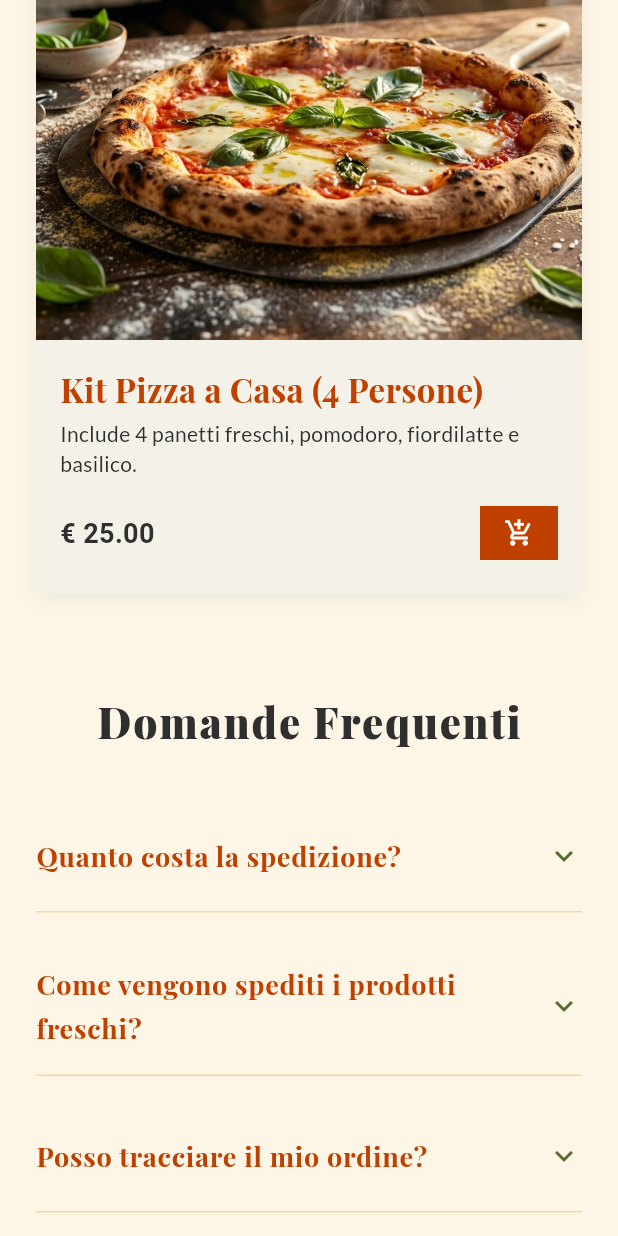
After one commit to im7ps/emanuel_pizzeria, a Flutter app: the ShippingPage screen opened by its route, scrolled down 2880 dp, after a tap on the "add shopping cart" icon, on a phone screen of 412 x 824 dp. The commit adds this screen. Run offline on Flutter 3.47's test engine with Material 3 defaults, Android fonts, the phone set to English and light mode, and no system bars; our stand-ins replace dio, flutter_map, flutter_riverpod, fpdart, go_router, google_fonts and 2 more; Roboto replaces fonts that are missing (Arvo); statements that could not run were skipped.

Commit message:
Aggiunta pagina spedizioni.

```diff
--- /dev/null
+++ b/frontend/lib/core/failure.dart
@@ -0,0 +1,8 @@
+class Failure {
+  final String? message;
+  const Failure({this.message});
+
+  factory Failure.serverError({String? message}) => Failure(message: message);
+  factory Failure.networkError({String? message}) => Failure(message: message);
+  factory Failure.unknownError({String? message}) => Failure(message: message);
+}
--- /dev/null
+++ b/frontend/lib/core/network/dio_provider.dart
@@ -0,0 +1,21 @@
+import 'package:dio/dio.dart';
+import 'package:flutter_riverpod/flutter_riverpod.dart';
+
+final dioProvider = Provider<Dio>((ref) {
+  final dio = Dio(
+    BaseOptions(
+      baseUrl: 'http://localhost:8000/api/v1',
+      connectTimeout: const Duration(seconds: 5),
+      receiveTimeout: const Duration(seconds: 3),
+    ),
+  );
+
+  dio.interceptors.add(LogInterceptor(
+    requestHeader: true,
+    requestBody: true,
+    responseBody: true,
+    error: true,
+  ));
+
+  return dio;
+});
--- a/frontend/lib/core/router.dart
+++ b/frontend/lib/core/router.dart
@@ -2,6 +2,7 @@ import 'package:go_router/go_router.dart';
 import '../features/menu/presentation/home_page.dart';
 import '../features/menu/presentation/menu_page.dart';
 import '../features/booking/presentation/booking_page.dart';
+import '../features/shipping/presentation/pages/shipping_page.dart';
 
 final router = GoRouter(
   initialLocation: '/',
@@ -18,5 +19,9 @@ final router = GoRouter(
       path: '/bookings',
       builder: (context, state) => const BookingPage(),
     ),
+    GoRoute(
+      path: '/spedizioni',
+      builder: (context, state) => const ShippingPage(),
+    ),
   ],
 );
--- a/frontend/lib/core/widgets/navbar.dart
+++ b/frontend/lib/core/widgets/navbar.dart
@@ -58,7 +58,7 @@ class Navbar extends StatelessWidget implements PreferredSizeWidget {
                       mainAxisSize: MainAxisSize.min,
                       children: [
                         _NavButton(label: "IL MENÙ", onTap: () => context.push('/menu')),
-                        _NavButton(label: "SPEDIZIONI", onTap: () {}),
+                        _NavButton(label: "SPEDIZIONI", onTap: () => context.push('/spedizioni')),
                         _NavButton(label: "LAVORA CON NOI", onTap: () {}),
                         _NavButton(label: "CONTATTI", onTap: () {}),
                       ],
--- a/frontend/lib/features/menu/presentation/widgets/hero_section.dart
+++ b/frontend/lib/features/menu/presentation/widgets/hero_section.dart
@@ -4,7 +4,6 @@ import 'package:responsive_framework/responsive_framework.dart';
 import 'package:go_router/go_router.dart';
 import '../../../../core/theme.dart';
 import '../../../../core/widgets/hover_button.dart';
-import '../../../../core/widgets/square_title.dart';
 
 class HeroSection extends StatelessWidget {
   const HeroSection({super.key});
--- /dev/null
+++ b/frontend/lib/features/shipping/data/repositories/shipping_repository_impl.dart
@@ -0,0 +1,100 @@
+import 'package:dio/dio.dart';
+import 'package:fpdart/fpdart.dart';
+import 'package:flutter_riverpod/flutter_riverpod.dart';
+import 'package:emanuel_pizzeria/core/failure.dart';
+import 'package:emanuel_pizzeria/core/network/dio_provider.dart';
+import 'package:emanuel_pizzeria/features/shipping/domain/models/shipping_product.dart';
+import 'package:emanuel_pizzeria/features/shipping/domain/repositories/shipping_repository.dart';
+
+class ShippingRepositoryImpl implements ShippingRepository {
+  final Dio _dio;
+
+  ShippingRepositoryImpl(this._dio);
+
+  @override
+  TaskEither<Failure, List<ShippingProduct>> getProducts() {
+    return TaskEither.tryCatch(
+      () async {
+        await Future.delayed(const Duration(seconds: 1));
+        return _mockProducts;
+      },
+      (error, stackTrace) {
+        if (error is DioException) {
+          return Failure.networkError(message: error.message);
+        }
+        return Failure.unknownError(message: error.toString());
+      },
+    );
+  }
+
+  @override
+  TaskEither<Failure, List<ShippingCategory>> getCategories() {
+    return TaskEither.tryCatch(
+      () async {
+        await Future.delayed(const Duration(milliseconds: 500));
+        return _mockCategories;
+      },
+      (error, stackTrace) {
+        if (error is DioException) {
+          return Failure.networkError(message: error.message);
+        }
+        return Failure.unknownError(message: error.toString());
+      },
+    );
+  }
+
+  final List<ShippingCategory> _mockCategories = [
+    const ShippingCategory(id: '1', name: 'Sughi e Conserve', description: 'Le basi per la tua pizza a casa'),
+    const ShippingCategory(id: '2', name: 'Farine e Impasti', description: 'La nostra miscela segreta'),
+    const ShippingCategory(id: '3', name: 'Oli e Condimenti', description: 'Il tocco finale'),
+  ];
+
+  final List<ShippingProduct> _mockProducts = [
+    const ShippingProduct(
+      id: '101',
+      name: 'Passata San Marzano DOP',
+      description: 'La vera passata di pomodoro San Marzano dell\'Agro Sarnese-Nocerino.',
+      price: 4.50,
+      imageUrl: 'assets/images/homepage/san_marzano_homepage.jpg',
+      badge: 'Best Seller',
+      isFresh: false,
+      stockQuantity: 50,
+      categoryId: '1',
+    ),
+    const ShippingProduct(
+      id: '102',
+      name: 'Farina Tipo 0 "Emanuel"',
+      description: 'Miscela di grani teneri selezionati per una lievitazione perfetta.',
+      price: 3.20,
+      imageUrl: 'assets/images/homepage/impasto_homepage.jpg',
+      isFresh: false,
+      stockQuantity: 100,
+      categoryId: '2',
+    ),
+    const ShippingProduct(
+      id: '103',
+      name: 'Olio EVO Sannita',
+      description: 'Estratto a freddo, dal gusto fruttato medio e finale mandorlato.',
+      price: 18.00,
+      imageUrl: 'assets/images/homepage/products.jpg',
+      badge: 'Novità',
+      isFresh: false,
+      stockQuantity: 20,
+      categoryId: '3',
+    ),
+    const ShippingProduct(
+      id: '104',
+      name: 'Kit Pizza a Casa (4 Persone)',
+      description: 'Include 4 panetti freschi, pomodoro, fiordilatte e basilico.',
+      price: 25.00,
+      imageUrl: 'assets/images/homepage/pizza_homepage.jpg',
+      isFresh: true,
+      stockQuantity: 15,
+      categoryId: '2',
+    ),
+  ];
+}
+
+final shippingRepositoryProvider = Provider<ShippingRepository>((ref) {
+  return ShippingRepositoryImpl(ref.watch(dioProvider));
+});
--- /dev/null
+++ b/frontend/lib/features/shipping/domain/models/shipping_product.dart
@@ -0,0 +1,57 @@
+class ShippingProduct {
+  final String id;
+  final String name;
+  final String description;
+  final double price;
+  final String imageUrl;
+  final String? badge;
+  final bool isFresh;
+  final int stockQuantity;
+  final String categoryId;
+
+  const ShippingProduct({
+    required this.id,
+    required this.name,
+    required this.description,
+    required this.price,
+    required this.imageUrl,
+    this.badge,
+    this.isFresh = false,
+    this.stockQuantity = 0,
+    required this.categoryId,
+  });
+
+  factory ShippingProduct.fromJson(Map<String, dynamic> json) {
+    return ShippingProduct(
+      id: json['id'] as String,
+      name: json['name'] as String,
+      description: json['description'] as String,
+      price: (json['price'] as num).toDouble(),
+      imageUrl: json['imageUrl'] as String,
+      badge: json['badge'] as String?,
+      isFresh: json['isFresh'] as bool? ?? false,
+      stockQuantity: json['stockQuantity'] as int? ?? 0,
+      categoryId: json['categoryId'] as String,
+    );
+  }
+}
+
+class ShippingCategory {
+  final String id;
+  final String name;
+  final String? description;
+
+  const ShippingCategory({
+    required this.id,
+    required this.name,
+    this.description,
+  });
+
+  factory ShippingCategory.fromJson(Map<String, dynamic> json) {
+    return ShippingCategory(
+      id: json['id'] as String,
+      name: json['name'] as String,
+      description: json['description'] as String?,
+    );
+  }
+}
--- /dev/null
+++ b/frontend/lib/features/shipping/domain/repositories/shipping_repository.dart
@@ -0,0 +1,8 @@
+import 'package:fpdart/fpdart.dart';
+import 'package:emanuel_pizzeria/core/failure.dart';
+import 'package:emanuel_pizzeria/features/shipping/domain/models/shipping_product.dart';
+
+abstract class ShippingRepository {
+  TaskEither<Failure, List<ShippingProduct>> getProducts();
+  TaskEither<Failure, List<ShippingCategory>> getCategories();
+}
--- /dev/null
+++ b/frontend/lib/features/shipping/presentation/pages/shipping_page.dart
@@ -0,0 +1,176 @@
+import 'package:flutter/material.dart';
+import 'package:flutter_riverpod/flutter_riverpod.dart';
+import 'package:emanuel_pizzeria/core/theme.dart';
+import 'package:emanuel_pizzeria/core/widgets/navbar.dart';
+import 'package:emanuel_pizzeria/core/widgets/footer.dart';
+import 'package:emanuel_pizzeria/features/shipping/presentation/providers/shipping_notifier.dart';
+import 'package:emanuel_pizzeria/features/shipping/presentation/widgets/product_card.dart';
+import 'package:emanuel_pizzeria/features/shipping/presentation/widgets/trust_section.dart';
+import 'package:emanuel_pizzeria/features/shipping/presentation/widgets/faq_section.dart';
+import 'package:responsive_framework/responsive_framework.dart';
+
+class ShippingPage extends ConsumerWidget {
+  const ShippingPage({super.key});
+
+  @override
+  Widget build(BuildContext context, WidgetRef ref) {
+    final productsAsync = ref.watch(shippingNotifierProvider);
+    final theme = Theme.of(context);
+
+    return Scaffold(
+      body: CustomScrollView(
+        slivers: [
+          // Navbar
+          const SliverToBoxAdapter(child: Navbar()),
+
+          // Hero Narrative
+          SliverToBoxAdapter(
+            child: _HeroSection(theme: theme),
+          ),
+
+          // Trust Section
+          const SliverToBoxAdapter(
+            child: TrustSection(),
+          ),
+
+          // Products Header
+          SliverToBoxAdapter(
+            child: Padding(
+              padding: const EdgeInsets.symmetric(vertical: 48, horizontal: 24),
+              child: Column(
+                children: [
+                  Text(
+                    'I Nostri Prodotti',
+                    style: AppTheme.menuCategoryTitle,
+                    textAlign: TextAlign.center,
+                  ),
+                  const SizedBox(height: 8),
+                  Container(
+                    width: 60,
+                    height: 3,
+                    color: AppTheme.gold,
+                  ),
+                ],
+              ),
+            ),
+          ),
+
+          // Product Grid
+          productsAsync.when(
+            data: (products) => SliverPadding(
+              padding: const EdgeInsets.symmetric(horizontal: 24),
+              sliver: SliverGrid(
+                gridDelegate: SliverGridDelegateWithFixedCrossAxisCount(
+                  crossAxisCount: ResponsiveValue<int>(
+                    context,
+                    conditionalValues: [
+                      const Condition.equals(name: MOBILE, value: 1),
+                      const Condition.equals(name: TABLET, value: 2),
+                      const Condition.largerThan(name: TABLET, value: 4),
+                    ],
+                  ).value ?? 1,
+                  mainAxisSpacing: 32,
+                  crossAxisSpacing: 32,
+                  childAspectRatio: 0.75,
+                ),
+                delegate: SliverChildBuilderDelegate(
+                  (context, index) => ProductCard(product: products[index]),
+                  childCount: products.length,
+                ),
+              ),
+            ),
+            loading: () => const SliverFillRemaining(
+              child: Center(child: CircularProgressIndicator()),
+            ),
+            error: (err, stack) => SliverFillRemaining(
+              child: Center(
+                child: Column(
+                  mainAxisAlignment: MainAxisAlignment.center,
+                  children: [
+
+                    Text('Errore nel caricamento: $err'),
+                    const SizedBox(height: 16),
+                    ElevatedButton(
+                      onPressed: () => ref.read(shippingNotifierProvider.notifier).refresh(),
+                      child: const Text('Riprova'),
+                    ),
+                  ],
+                ),
+              ),
+            ),
+          ),
+
+          // FAQ Section
+          const SliverToBoxAdapter(
+            child: FAQSection(),
+          ),
+
+          // Footer
+          const SliverToBoxAdapter(child: Footer()),
+        ],
+      ),
+    );
+  }
+}
+
+class _HeroSection extends StatelessWidget {
+  final ThemeData theme;
+
+  const _HeroSection({required this.theme});
+
+  @override
+  Widget build(BuildContext context) {
+    return Container(
+      height: 450,
+      width: double.infinity,
+      decoration: const BoxDecoration(
+        image: DecorationImage(
+          image: AssetImage('assets/images/shippings/shippings_header.png'),
+          fit: BoxFit.cover,
+        ),
+      ),
+      child: Container(
+        decoration: BoxDecoration(
+          gradient: LinearGradient(
+            begin: Alignment.topCenter,
+            end: Alignment.bottomCenter,
+            colors: [
+              Colors.black.withValues(alpha: 0.2),
+              Colors.black.withValues(alpha: 0.7),
+            ],
+          ),
+        ),
+        child: Column(
+          mainAxisAlignment: MainAxisAlignment.center,
+          children: [
+            Text(
+              'La Nostra Dispensa a Casa Tua',
+              style: theme.textTheme.displayLarge?.copyWith(
+                color: Colors.white,
+                shadows: [
+                  const Shadow(
+                    offset: Offset(0, 2),
+                    blurRadius: 10,
+                    color: Colors.black45,
+                  ),
+                ],
+              ),
+              textAlign: TextAlign.center,
+            ),
+            const SizedBox(height: 16),
+            Padding(
+              padding: const EdgeInsets.symmetric(horizontal: 32),
+              child: Text(
+                'Selezioniamo le migliori materie prime campane per portarti il sapore autentico di Emanuel ovunque tu sia.',
+                style: theme.textTheme.bodyLarge?.copyWith(
+                  color: Colors.white.withValues(alpha: 0.9),
+                ),
+                textAlign: TextAlign.center,
+              ),
+            ),
+          ],
+        ),
+      ),
+    );
+  }
+}
--- /dev/null
+++ b/frontend/lib/features/shipping/presentation/providers/shipping_notifier.dart
@@ -0,0 +1,38 @@
+import 'package:flutter_riverpod/flutter_riverpod.dart';
+import 'package:emanuel_pizzeria/features/shipping/data/repositories/shipping_repository_impl.dart';
+import 'package:emanuel_pizzeria/features/shipping/domain/models/shipping_product.dart';
+
+class ShippingNotifier extends StateNotifier<AsyncValue<List<ShippingProduct>>> {
+  final Ref _ref;
+
+  ShippingNotifier(this._ref) : super(const AsyncValue.loading()) {
+    fetchProducts();
+  }
+
+  Future<void> fetchProducts() async {
+    state = const AsyncValue.loading();
+    final repository = _ref.read(shippingRepositoryProvider);
+    final result = await repository.getProducts().run();
+
+    state = result.fold(
+      (failure) => AsyncValue.error(failure.message ?? 'Unknown error', StackTrace.current),
+      (products) => AsyncValue.data(products),
+    );
+  }
+
+  Future<void> refresh() => fetchProducts();
+}
+
+final shippingNotifierProvider = StateNotifierProvider<ShippingNotifier, AsyncValue<List<ShippingProduct>>>((ref) {
+  return ShippingNotifier(ref);
+});
+
+final shippingCategoriesProvider = FutureProvider<List<ShippingCategory>>((ref) async {
+  final repository = ref.read(shippingRepositoryProvider);
+  final result = await repository.getCategories().run();
+
+  return result.fold(
+    (failure) => throw failure.message ?? 'Unknown error',
+    (categories) => categories,
+  );
+});
--- /dev/null
+++ b/frontend/lib/features/shipping/presentation/widgets/faq_section.dart
@@ -0,0 +1,78 @@
+import 'package:flutter/material.dart';
+import 'package:emanuel_pizzeria/core/theme.dart';
+
+class FAQSection extends StatelessWidget {
+  const FAQSection({super.key});
+
+  @override
+  Widget build(BuildContext context) {
+    return Container(
+      padding: const EdgeInsets.symmetric(vertical: 64, horizontal: 24),
+      child: Column(
+        children: [
+          Text(
+            'Domande Frequenti',
+            style: AppTheme.menuCategoryTitle,
+          ),
+          const SizedBox(height: 32),
+          ConstrainedBox(
+            constraints: const BoxConstraints(maxWidth: 800),
+            child: Column(
+              children: const [
+                _FAQTile(
+                  question: 'Quanto costa la spedizione?',
+                  answer: 'La spedizione è gratuita per ordini superiori a 50€. Per ordini inferiori, il costo è di 6.90€ in tutta Italia.',
+                ),
+                _FAQTile(
+                  question: 'Come vengono spediti i prodotti freschi?',
+                  answer: 'Utilizziamo contenitori isotermici e ghiaccio sintetico per garantire che la catena del freddo non venga mai interrotta fino a casa tua.',
+                ),
+                _FAQTile(
+                  question: 'Posso tracciare il mio ordine?',
+                  answer: 'Certamente. Riceverai un\'email con il codice di tracciamento non appena il corriere prenderà in carico il pacco.',
+                ),
+                _FAQTile(
+                  question: 'Quali sono i tempi di consegna?',
+                  answer: 'Gli ordini vengono elaborati in 24h e consegnati mediamente in 24/48h lavorative (isole escluse).',
+                ),
+              ],
+            ),
+          ),
+        ],
+      ),
+    );
+  }
+}
+
+class _FAQTile extends StatelessWidget {
+  final String question;
+  final String answer;
+
+  const _FAQTile({required this.question, required this.answer});
+
+  @override
+  Widget build(BuildContext context) {
+    return Container(
+      margin: const EdgeInsets.only(bottom: 16),
+      decoration: BoxDecoration(
+        border: Border(bottom: BorderSide(color: AppTheme.gold.withValues(alpha: 0.3))),
+      ),
+      child: ExpansionTile(
+        title: Text(
+          question,
+          style: AppTheme.menuTitle.copyWith(fontSize: 18),
+        ),
+        iconColor: AppTheme.gold,
+        collapsedIconColor: AppTheme.secondary,
+        tilePadding: const EdgeInsets.symmetric(vertical: 8),
+        childrenPadding: const EdgeInsets.only(bottom: 16),
+        children: [
+          Text(
+            answer,
+            style: AppTheme.menuIngredients.copyWith(fontSize: 16),
+          ),
+        ],
+      ),
+    );
+  }
+}
--- /dev/null
+++ b/frontend/lib/features/shipping/presentation/widgets/product_card.dart
@@ -0,0 +1,139 @@
+import 'package:flutter/material.dart';
+import 'package:emanuel_pizzeria/core/theme.dart';
+import 'package:emanuel_pizzeria/features/shipping/domain/models/shipping_product.dart';
+
+class ProductCard extends StatelessWidget {
+  final ShippingProduct product;
+
+  const ProductCard({super.key, required this.product});
+
+  @override
+  Widget build(BuildContext context) {
+    return Container(
+      decoration: BoxDecoration(
+        color: AppTheme.cardBg,
+        boxShadow: [
+          BoxShadow(
+            color: Colors.black.withValues(alpha: 0.05),
+            blurRadius: 10,
+            offset: const Offset(0, 4),
+          ),
+        ],
+      ),
+      child: Stack(
+        children: [
+          Column(
+            crossAxisAlignment: CrossAxisAlignment.start,
+            children: [
+              // Product Image
+              Expanded(
+                child: Container(
+                  width: double.infinity,
+                  decoration: BoxDecoration(
+                    image: DecorationImage(
+                      image: AssetImage(product.imageUrl),
+                      fit: BoxFit.cover,
+                    ),
+                  ),
+                ),
+              ),
+
+              // Product Info
+              Padding(
+                padding: const EdgeInsets.all(16.0),
+                child: Column(
+                  crossAxisAlignment: CrossAxisAlignment.start,
+                  children: [
+                    Text(
+                      product.name,
+                      style: AppTheme.menuTitle,
+                      maxLines: 1,
+                      overflow: TextOverflow.ellipsis,
+                    ),
+                    const SizedBox(height: 4),
+                    Text(
+                      product.description,
+                      style: AppTheme.menuIngredients,
+                      maxLines: 2,
+                      overflow: TextOverflow.ellipsis,
+                    ),
+                    const SizedBox(height: 12),
+                    Row(
+                      mainAxisAlignment: MainAxisAlignment.spaceBetween,
+                      children: [
+                        Text(
+                          '€ ${product.price.toStringAsFixed(2)}',
+                          style: AppTheme.menuPrice,
+                        ),
+                        ElevatedButton(
+                          onPressed: () {
+                            // TODO: Add to cart logic
+                          },
+                          style: ElevatedButton.styleFrom(
+                            padding: const EdgeInsets.symmetric(horizontal: 16, vertical: 8),
+                            minimumSize: Size.zero,
+                          ),
+                          child: const Icon(Icons.add_shopping_cart, size: 20),
+                        ),
+                      ],
+                    ),
+                  ],
+                ),
+              ),
+            ],
+          ),
+
+          // Badge (Best Seller, Novità, etc.)
+          if (product.badge != null)
+            Positioned(
+              top: 12,
+              left: 12,
+              child: Container(
+                padding: const EdgeInsets.symmetric(horizontal: 10, vertical: 4),
+                decoration: const BoxDecoration(
+                  color: AppTheme.gold,
+                ),
+                child: Text(
+                  product.badge!.toUpperCase(),
+                  style: const TextStyle(
+                    color: Colors.white,
+                    fontSize: 10,
+                    fontWeight: FontWeight.bold,
+                    letterSpacing: 1,
+                  ),
+                ),
+              ),
+            ),
+
+          // Fresh Badge
+          if (product.isFresh)
+            Positioned(
+              top: 12,
+              right: 12,
+              child: Container(
+                padding: const EdgeInsets.symmetric(horizontal: 8, vertical: 4),
+                decoration: BoxDecoration(
+                  color: AppTheme.secondary.withValues(alpha: 0.9),
+                ),
+                child: const Row(
+                  mainAxisSize: MainAxisSize.min,
+                  children: [
+                    Icon(Icons.ac_unit, color: Colors.white, size: 12),
+                    SizedBox(width: 4),
+                    Text(
+                      'FRESCO',
+                      style: TextStyle(
+                        color: Colors.white,
+                        fontSize: 10,
+                        fontWeight: FontWeight.bold,
+                      ),
+                    ),
+                  ],
+                ),
+              ),
+            ),
+        ],
+      ),
+    );
+  }
+}
--- /dev/null
+++ b/frontend/lib/features/shipping/presentation/widgets/trust_section.dart
@@ -0,0 +1,78 @@
+import 'package:flutter/material.dart';
+import 'package:emanuel_pizzeria/core/theme.dart';
+
+class TrustSection extends StatelessWidget {
+  const TrustSection({super.key});
+
+  @override
+  Widget build(BuildContext context) {
+    return Container(
+      padding: const EdgeInsets.symmetric(vertical: 40, horizontal: 24),
+      decoration: const BoxDecoration(
+        color: Colors.white,
+      ),
+      child: Wrap(
+        alignment: WrapAlignment.center,
+        spacing: 48,
+        runSpacing: 32,
+        children: const [
+          _TrustItem(
+            icon: Icons.local_shipping_outlined,
+            title: 'Consegna Rapida',
+            description: 'In tutta Italia in 24/48h con corriere espresso.',
+          ),
+          _TrustItem(
+            icon: Icons.inventory_2_outlined,
+            title: 'Packaging Sicuro',
+            description: 'Imballaggi certificati per preservare la freschezza.',
+          ),
+          _TrustItem(
+            icon: Icons.verified_user_outlined,
+            title: 'Qualità Garantita',
+            description: 'Solo prodotti artigianali selezionati da noi.',
+          ),
+        ],
+      ),
+    );
+  }
+}
+
+class _TrustItem extends StatelessWidget {
+  final IconData icon;
+  final String title;
+  final String description;
+
+  const _TrustItem({
+    required this.icon,
+    required this.title,
+    required this.description,
+  });
+
+  @override
+  Widget build(BuildContext context) {
+    return SizedBox(
+      width: 280,
+      child: Column(
+        children: [
+          Icon(
+            icon,
+            size: 48,
+            color: AppTheme.secondary,
+          ),
+          const SizedBox(height: 16),
+          Text(
+            title,
+            style: AppTheme.menuTitle,
+            textAlign: TextAlign.center,
+          ),
+          const SizedBox(height: 8),
+          Text(
+            description,
+            style: AppTheme.menuIngredients,
+            textAlign: TextAlign.center,
+          ),
+        ],
+      ),
+    );
+  }
+}
```
Also changed, not shown: frontend/pubspec.yaml (+6 -3 lines), frontend/pubspec.lock, 2 other files.
